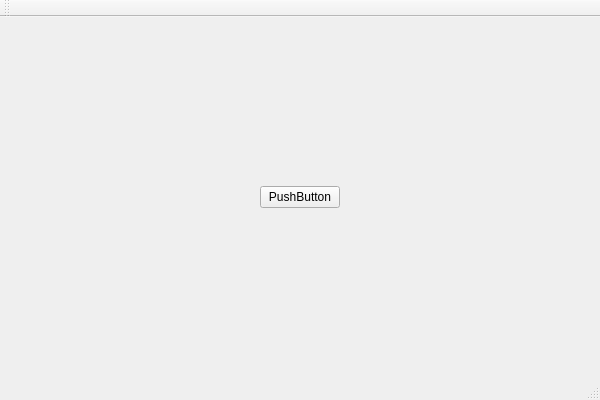
Old version of the form Src/08_Layout/MainWindow.ui in the repository Fowindy/QtCode_VS.
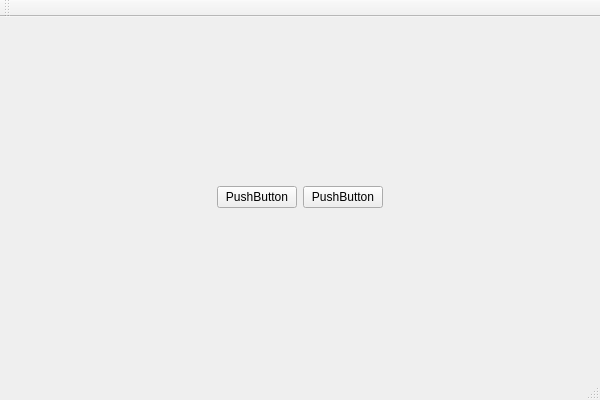
New version of the form.

Commit message: 水平弹簧布局_2

Diff of the .ui file:
```diff
--- a/Src/08_Layout/MainWindow.ui
+++ b/Src/08_Layout/MainWindow.ui
@@ -22,12 +22,19 @@
       </property>
       <property name="sizeHint" stdset="0">
        <size>
-        <width>245</width>
+        <width>204</width>
         <height>20</height>
        </size>
       </property>
      </spacer>
     </item>
+    <item>
+     <widget class="QPushButton" name="pushButton_2">
+      <property name="text">
+       <string>PushButton</string>
+      </property>
+     </widget>
+    </item>
     <item>
      <widget class="QPushButton" name="pushButton">
       <property name="text">
@@ -42,7 +49,7 @@
       </property>
       <property name="sizeHint" stdset="0">
        <size>
-        <width>244</width>
+        <width>204</width>
         <height>20</height>
        </size>
       </property>
```
